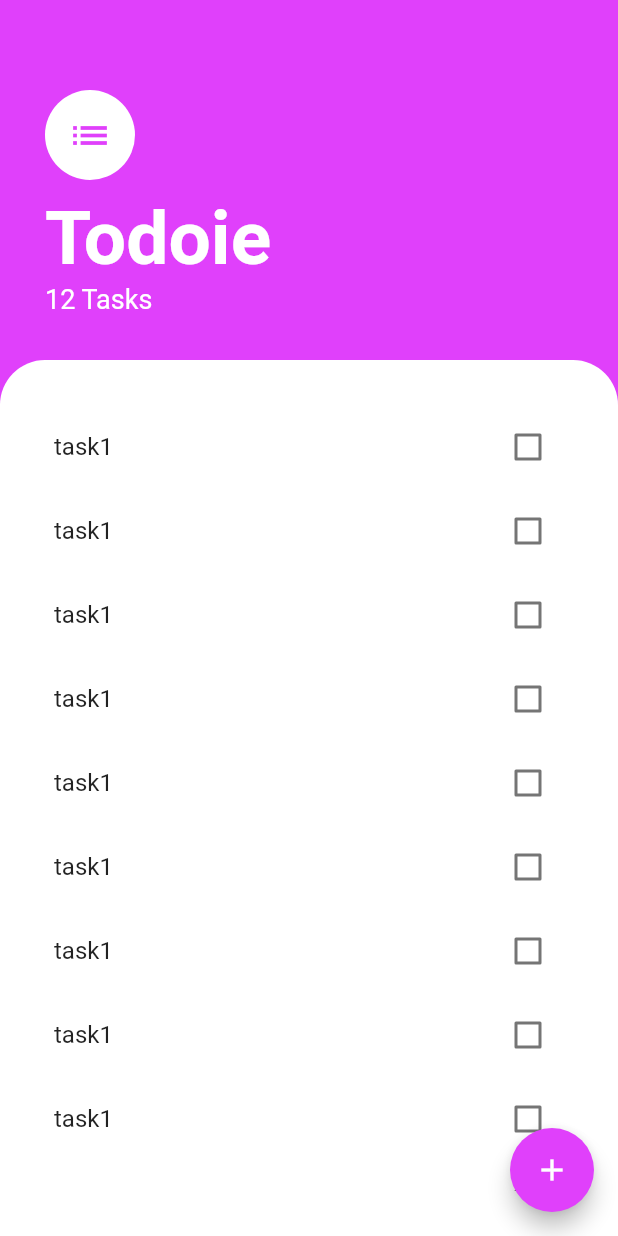
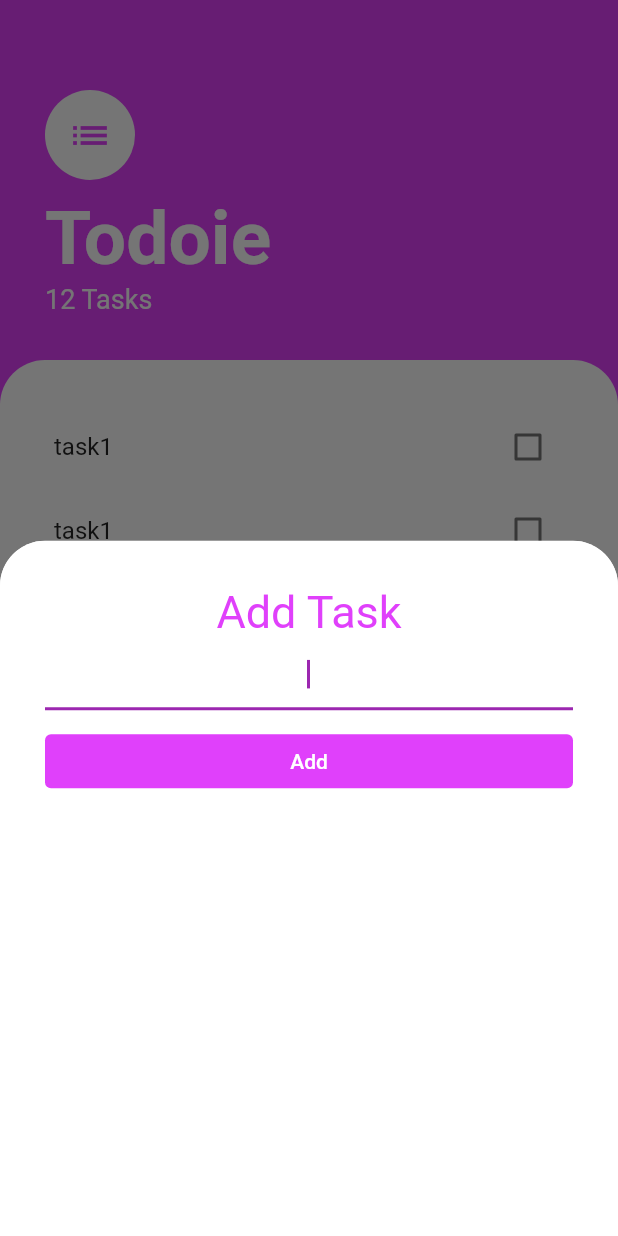
Before and after one commit to chaniru-puldith/todoie-flutter-app, a Flutter app: the screen it shows after launch, after a tap on the "add" icon, on a phone screen of 412 x 824 dp. Run offline on Flutter 3.47's test engine with Material 2 defaults, Android fonts, the phone set to English and light mode, and no system bars.

Commit message:
Add Task Screen

```diff
--- a/lib/main.dart
+++ b/lib/main.dart
@@ -12,6 +12,7 @@ class MyApp extends StatelessWidget {
   Widget build(BuildContext context) {
     return MaterialApp(
       debugShowCheckedModeBanner: false,
+      theme: ThemeData(primarySwatch: Colors.purple),
       home: TaskScreen(),
     );
   }
--- /dev/null
+++ b/lib/screens/add_task_screen.dart
@@ -0,0 +1,41 @@
+import 'package:flutter/material.dart';
+
+class AddTaskScreen extends StatelessWidget {
+  const AddTaskScreen({super.key});
+
+  @override
+  Widget build(BuildContext context) {
+    return Container(
+      color: Colors.white,
+      padding: EdgeInsets.all(30.0),
+      child: Column(
+        crossAxisAlignment: CrossAxisAlignment.stretch,
+        children: [
+          Text(
+            'Add Task',
+            textAlign: TextAlign.center,
+            style: TextStyle(
+              fontSize: 30.0,
+              color: Colors.purpleAccent,
+            ),
+          ),
+          TextField(
+            autofocus: true,
+            textAlign: TextAlign.center,
+          ),
+          SizedBox(
+            height: 10.0,
+          ),
+          TextButton(
+            onPressed: () {},
+            child: Text('Add'),
+            style: TextButton.styleFrom(
+              foregroundColor: Colors.white,
+              backgroundColor: Colors.purpleAccent,
+            ),
+          ),
+        ],
+      ),
+    );
+  }
+}
--- a/lib/screens/task_screen.dart
+++ b/lib/screens/task_screen.dart
@@ -1,4 +1,5 @@
 import 'package:flutter/material.dart';
+import 'package:todoie/screens/add_task_screen.dart';
 import 'package:todoie/widgets/tasks_list.dart';
 
 class TaskScreen extends StatelessWidget {
@@ -11,7 +12,18 @@ class TaskScreen extends StatelessWidget {
       floatingActionButton: FloatingActionButton(
         backgroundColor: Colors.purpleAccent,
         child: Icon(Icons.add),
-        onPressed: () {},
+        onPressed: () {
+          showModalBottomSheet(
+              clipBehavior: Clip.antiAlias, // or hardEdge must
+              shape: RoundedRectangleBorder(
+                borderRadius: BorderRadius.only(
+                  topLeft: Radius.circular(30),
+                  topRight: Radius.circular(30),
+                ),
+              ),
+              context: context,
+              builder: (context) => AddTaskScreen());
+        },
       ),
       body: SafeArea(
         child: Column(
```
